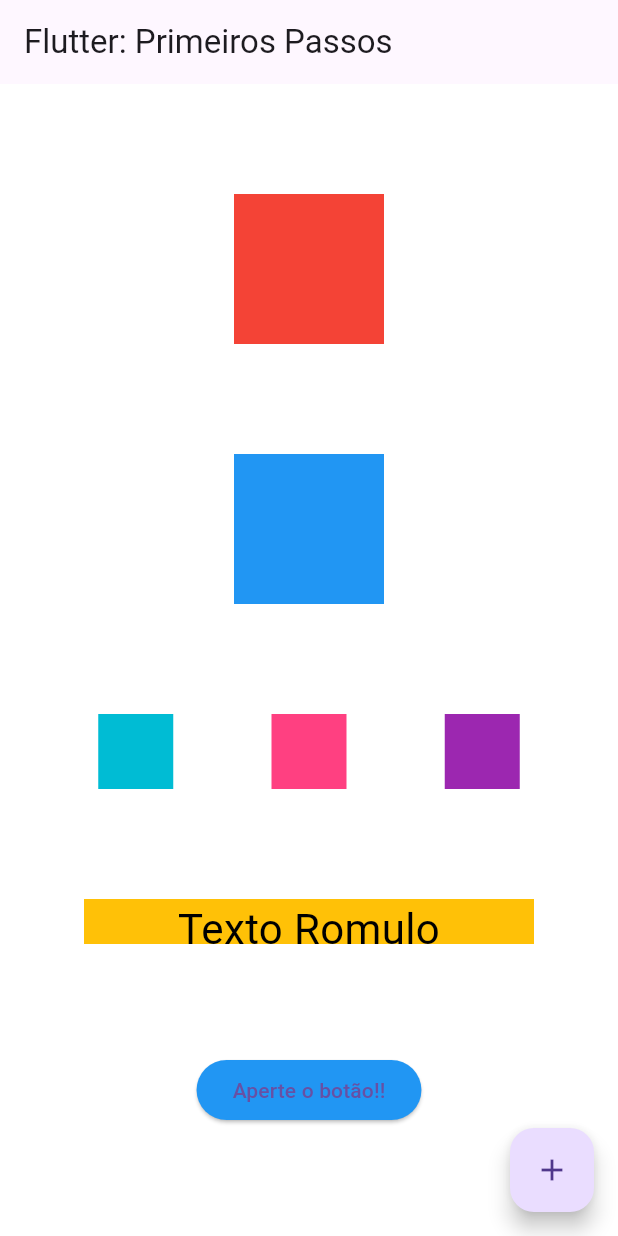
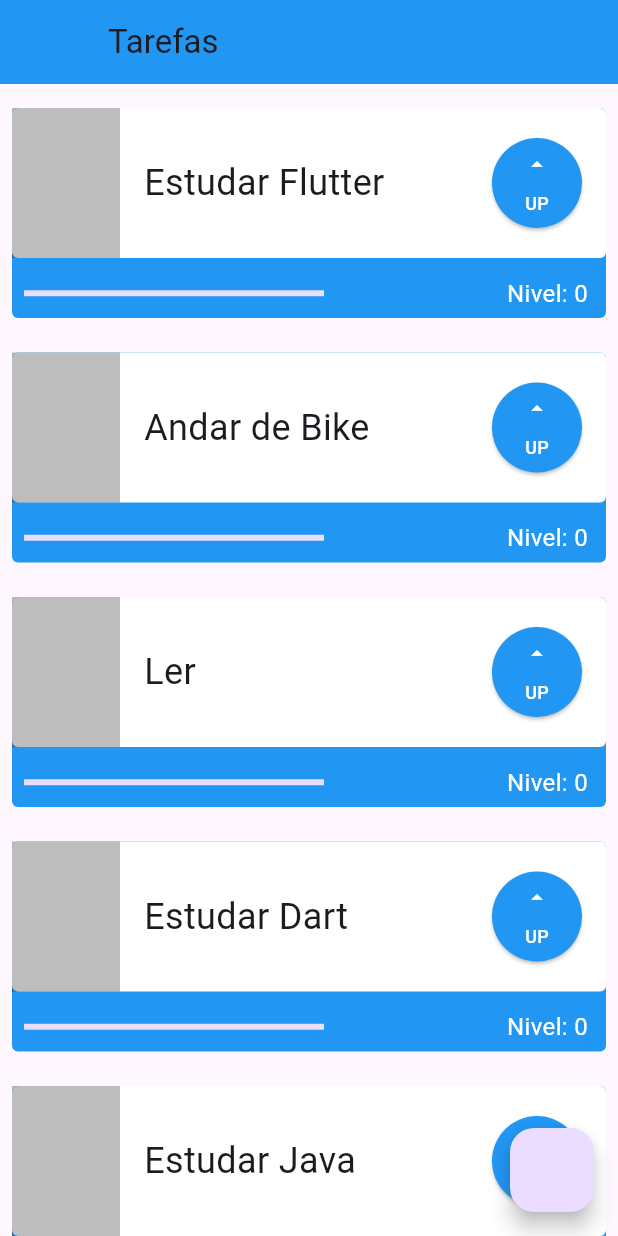
Before and after one commit to raneves/primeiro_projeto, a Flutter app: the screen it shows after launch, on a phone screen of 412 x 824 dp. Run offline on Flutter 3.47's test engine with Material 3 defaults, Android fonts, the phone set to English and light mode, and no system bars.

```diff
--- a/lib/main.dart
+++ b/lib/main.dart
@@ -11,77 +11,160 @@ class MyApp extends StatelessWidget {
   @override
   Widget build(BuildContext context) {
     return MaterialApp(
-      title: 'Flutter Demo',
+      title: 'Primeiro projeto flutter',
       theme: ThemeData(
         primarySwatch: Colors.blue,
       ),
       home: Scaffold(
         appBar: AppBar(
-          title: const Text('Flutter: Primeiros Passos'),
+          title: const Text('Tarefas'),
+          leading: Container(),
+          backgroundColor: Colors.blue, // Cor de fundo azul
         ),
-        body: Container(
-          color: Colors.white,
-          child: Column(
-            mainAxisAlignment: MainAxisAlignment.spaceEvenly,
-            crossAxisAlignment: CrossAxisAlignment.center,
-            children: [
-              Container(
-                color: Colors.red,
-                height: 100,
-                width: 100,
+        body: ListView(
+          children: const [
+            Padding(
+              padding: EdgeInsets.only(top: 8),
+              child: Tasks(
+                'Estudar Flutter',
               ),
-              Container(
-                color: Colors.blue,
-                height: 100,
-                width: 100,
             ),
-              Row(
-                mainAxisAlignment: MainAxisAlignment.spaceEvenly,
-                crossAxisAlignment: CrossAxisAlignment.center,
-                children: [
-                  Container(
-                    color: Colors.cyan,
-                    height: 50,
-                    width: 50,
+            Tasks(
+              'Andar de Bike',
             ),
-                  Container(
-                    color: Colors.pinkAccent,
-                    height: 50,
-                    width: 50,
+            Tasks(
+              'Ler',
             ),
-                  Container(
-                    color: Colors.purple,
-                    height: 50,
-                    width: 50,
+            Tasks(
+              'Estudar Dart',
+            ),
+            Tasks(
+              'Estudar Java',
+            ),
+            Tasks(
+              'Estudar Spring boot',
             ),
           ],
         ),
-              Container(
-                color: Colors.amber,
-                height: 30,
-                width: 300,
-                child: const Text(
-                  'Texto Romulo', // palavra aleatoria
-                  style: TextStyle(
-                    color: Colors.black,
-                    fontSize: 28,
-                  ),
-                  textAlign: TextAlign.center,
+        floatingActionButton: FloatingActionButton(
+          onPressed: () {print("Você clicou no botão!");},
         ),
       ),
-              ElevatedButton(
-                onPressed: () {
-                  print('Você apertou o Botão!');
+    );
+  }
+}
+
+class Tasks extends StatefulWidget {
+  final String nome;
+  const Tasks(this.nome,{Key? key}) : super(key: key);
+
+  @override
+  State<Tasks> createState() => _TasksState();
+}
+
+class _TasksState extends State<Tasks> {
+
+  @override
+  int nivel = 0;
+  Widget build(BuildContext context) {
+    return Padding(
+      padding: const EdgeInsets.all(8.0),
+      child: Container(
+        child: Stack(
+          children: [
+            Container(
+              decoration: BoxDecoration(
+                borderRadius: BorderRadius.circular(4),
+                color: Colors.blue,
+              ),
+              height: 140,
+            ),
+            Column(
+              mainAxisAlignment: MainAxisAlignment.spaceBetween,
+              children: [
+                Container(
+                  decoration: BoxDecoration(
+                    borderRadius: BorderRadius.circular(4),
+                    color: Colors.white,
+                  ),
+                  height: 100,
+                  child: Row(
+                    mainAxisAlignment: MainAxisAlignment.spaceBetween,
+                    crossAxisAlignment: CrossAxisAlignment.center,
+                    children: [
+                      Container(width: 72,height: 100,color: Colors.black26,),
+                      Container(
+                        width: 200,
+                        child: Text(
+                          widget.nome,
+                          style: const TextStyle(
+                              fontSize: 24,
+                              overflow: TextOverflow.ellipsis),
+                        ),
+                      ),
+                      Padding(
+                        padding: const EdgeInsets.all(16.0),
+                        child: Container(
+                          height: 60,
+                          width: 60,
+                          child: ElevatedButton(
+                            onPressed: (){
+                              setState((){
+                                nivel++;
+                                print('vc clicou no botao UP');
+                              });
+
                             },
-                child: const Text('Aperte o botão!!'),
-                style: ElevatedButton.styleFrom(backgroundColor: Colors.blue),
+                            style: ElevatedButton.styleFrom(
+                              backgroundColor: Colors.blue, // Cor de fundo do botão
+                              foregroundColor: Colors.white, // Cor do ícone e texto
+                              padding: EdgeInsets.zero,
+                            ),
+                            child: Column(
+                              mainAxisAlignment: MainAxisAlignment.spaceEvenly,
+
+                              children: const [
+                                Icon(Icons.arrow_drop_up),
+                                Text(
+                                  'UP',
+                                  style: TextStyle(fontSize: 12),
+                                ),
+                              ],
+                            ),
+                          ),
+                        ),
                       )
                     ],
                   ),
                 ),
-        floatingActionButton: FloatingActionButton(onPressed: () {
-          print('Você apertou o FAB!');
-        },child: const Icon(Icons.add),),
+                Row(
+                  mainAxisAlignment: MainAxisAlignment.spaceBetween,
+                  children: [
+                    Padding(
+                      padding: const EdgeInsets.only(
+                        left: 8,
+                      ),
+                      child: Container(
+                        width: 200,
+                        child: LinearProgressIndicator(
+                          color: Colors.white,
+                          value: nivel/10,
+                        ),
+                      ),
+                    ),
+                    Padding(
+                      padding: const EdgeInsets.all(12.0),
+                      child: Text(
+                        'Nivel: $nivel',
+                        style: TextStyle(color: Colors.white, fontSize: 16),
+                      ),
+                    ),
+                  ],
+                )
+              ],
+            ),
+          ],
+        ),
       ),
     );
   }
```
Also changed, not shown: lib/minha_primeira_tela.dart (added, +68 -0 lines). Lines whose indentation alone changed are shown as unchanged.
